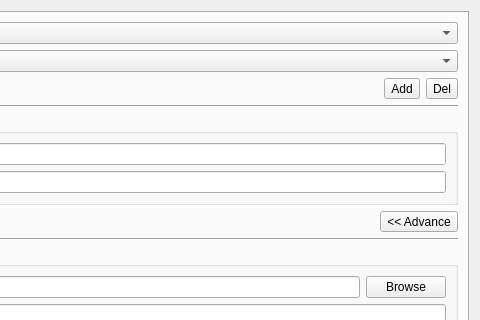
Above: trunk/src/edr/src/plugins/hmdbCommunication/ui/SourceOptionsWidget.ui from mk4me/hm-mde-one before the change; both pictures show x 169 to 649 and y 0 to 320 of the 649 by 959 pixel window. Below: the same form after it.
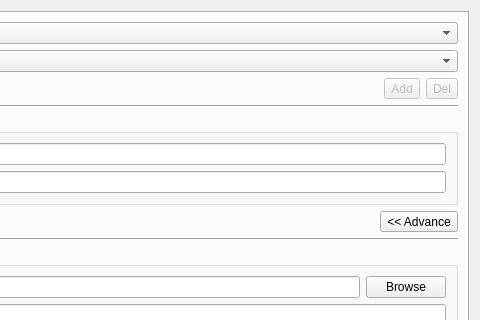
That is the form after the change.

Commit message: poprawki w communication

What changed in the file:
```diff
--- a/trunk/src/edr/src/plugins/hmdbCommunication/ui/SourceOptionsWidget.ui
+++ b/trunk/src/edr/src/plugins/hmdbCommunication/ui/SourceOptionsWidget.ui
@@ -81,6 +81,9 @@
             <layout class="QHBoxLayout" name="horizontalLayout_8">
              <item>
               <widget class="QToolButton" name="addProfileToolButton">
+               <property name="enabled">
+                <bool>false</bool>
+               </property>
                <property name="text">
                 <string>Add</string>
                </property>
@@ -88,6 +91,9 @@
              </item>
              <item>
               <widget class="QToolButton" name="removeProfileToolButton">
+               <property name="enabled">
+                <bool>false</bool>
+               </property>
                <property name="text">
                 <string>Del</string>
                </property>
```
The commit also changes 1 other file.
